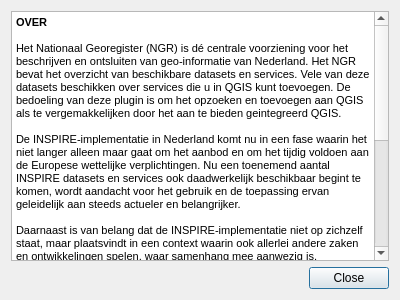
Before: the Qt Designer form ui_inspireNL_dialog.ui in warrieka/inspireNL, drawn with Qt 5.
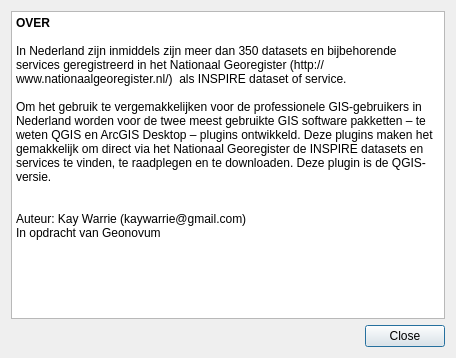
After: the same form once the commit is applied. Icons and pictures are not drawn.

The edit to the form file:
```diff
--- a/ui_inspireNL_dialog.ui
+++ b/ui_inspireNL_dialog.ui
@@ -6,8 +6,8 @@
    <rect>
     <x>0</x>
     <y>0</y>
-    <width>400</width>
-    <height>300</height>
+    <width>456</width>
+    <height>358</height>
    </rect>
   </property>
   <property name="windowTitle">
@@ -24,20 +24,16 @@
       <string>&lt;!DOCTYPE HTML PUBLIC &quot;-//W3C//DTD HTML 4.0//EN&quot; &quot;http://www.w3.org/TR/REC-html40/strict.dtd&quot;&gt;
 &lt;html&gt;&lt;head&gt;&lt;meta name=&quot;qrichtext&quot; content=&quot;1&quot; /&gt;&lt;style type=&quot;text/css&quot;&gt;
 p, li { white-space: pre-wrap; }
-&lt;/style&gt;&lt;/head&gt;&lt;body style=&quot; font-family:'MS Shell Dlg 2'; font-size:8.25pt; font-weight:400; font-style:normal;&quot;&gt;
-&lt;p style=&quot; margin-top:0px; margin-bottom:0px; margin-left:0px; margin-right:0px; -qt-block-indent:0; text-indent:0px;&quot;&gt;&lt;span style=&quot; font-size:8pt; font-weight:600;&quot;&gt;OVER&lt;/span&gt;&lt;/p&gt;
-&lt;p style=&quot;-qt-paragraph-type:empty; margin-top:0px; margin-bottom:0px; margin-left:0px; margin-right:0px; -qt-block-indent:0; text-indent:0px; font-size:8pt; font-weight:600;&quot;&gt;&lt;br /&gt;&lt;/p&gt;
-&lt;p style=&quot; margin-top:0px; margin-bottom:0px; margin-left:0px; margin-right:0px; -qt-block-indent:0; text-indent:0px;&quot;&gt;&lt;span style=&quot; font-size:8pt;&quot;&gt;Het Nationaal Georegister (NGR) is dé centrale voorziening voor het beschrijven en ontsluiten van geo-informatie van Nederland. Het NGR bevat het overzicht van beschikbare datasets en services. Vele van deze datasets beschikken over services die u in QGIS kunt toevoegen. De bedoeling van deze plugin is om het opzoeken en toevoegen aan QGIS als te vergemakkelijken door het aan te bieden geintegreerd QGIS.&lt;/span&gt;&lt;/p&gt;
-&lt;p style=&quot;-qt-paragraph-type:empty; margin-top:0px; margin-bottom:0px; margin-left:0px; margin-right:0px; -qt-block-indent:0; text-indent:0px; font-size:8pt;&quot;&gt;&lt;br /&gt;&lt;/p&gt;
-&lt;p style=&quot; margin-top:0px; margin-bottom:0px; margin-left:0px; margin-right:0px; -qt-block-indent:0; text-indent:0px;&quot;&gt;&lt;span style=&quot; font-size:8pt;&quot;&gt;De INSPIRE-implementatie in Nederland komt nu in een fase waarin het niet langer alleen maar gaat om het aanbod en om het tijdig voldoen aan de Europese wettelijke verplichtingen. Nu een toenemend aantal INSPIRE datasets en services ook daadwerkelijk beschikbaar begint te komen, wordt aandacht voor het gebruik en de toepassing ervan geleidelijk aan steeds actueler en belangrijker. &lt;/span&gt;&lt;/p&gt;
-&lt;p style=&quot;-qt-paragraph-type:empty; margin-top:0px; margin-bottom:0px; margin-left:0px; margin-right:0px; -qt-block-indent:0; text-indent:0px; font-size:8pt;&quot;&gt;&lt;br /&gt;&lt;/p&gt;
-&lt;p style=&quot; margin-top:0px; margin-bottom:0px; margin-left:0px; margin-right:0px; -qt-block-indent:0; text-indent:0px;&quot;&gt;&lt;span style=&quot; font-size:8pt;&quot;&gt;Daarnaast is van belang dat de INSPIRE-implementatie niet op zichzelf staat, maar plaatsvindt in een context waarin ook allerlei andere zaken en ontwikkelingen spelen, waar samenhang mee aanwezig is, afstemming mee dient plaats te vinden en waar actieve aandacht voor het opsporen en waar mogelijk benutten van synergie aan de orde is. Inmiddels zijn meer dan 350 datasets en bijbehorende services geregistreerd in het nationaal georegister geregistreerd als INSPIRE dataset of service. &lt;/span&gt;&lt;/p&gt;
-&lt;p style=&quot;-qt-paragraph-type:empty; margin-top:0px; margin-bottom:0px; margin-left:0px; margin-right:0px; -qt-block-indent:0; text-indent:0px; font-size:8pt;&quot;&gt;&lt;br /&gt;&lt;/p&gt;
-&lt;p style=&quot; margin-top:0px; margin-bottom:0px; margin-left:0px; margin-right:0px; -qt-block-indent:0; text-indent:0px;&quot;&gt;&lt;span style=&quot; font-size:8pt;&quot;&gt;Om het gebruik te vergemakkelijken voor de professionele GIS-gebruikers in Nederland worden voor twee meest gebruikte GIS software pakketten – te weten QGIS en ArcGIS Desktop – plugins ontwikkeld. Deze plugins maken het makkelijk om direct via het Nationaal Georegister (http://www.nationaalgeoregister.nl/) de INSPIRE datasets en services te vinden, te raadplegen en te downloaden. Deze plugin is de QGIS-versie.&lt;/span&gt;&lt;/p&gt;
-&lt;p style=&quot;-qt-paragraph-type:empty; margin-top:0px; margin-bottom:0px; margin-left:0px; margin-right:0px; -qt-block-indent:0; text-indent:0px; font-size:8pt;&quot;&gt;&lt;br /&gt;&lt;/p&gt;
-&lt;p style=&quot;-qt-paragraph-type:empty; margin-top:0px; margin-bottom:0px; margin-left:0px; margin-right:0px; -qt-block-indent:0; text-indent:0px; font-size:8pt;&quot;&gt;&lt;br /&gt;&lt;/p&gt;
-&lt;p style=&quot; margin-top:0px; margin-bottom:0px; margin-left:0px; margin-right:0px; -qt-block-indent:0; text-indent:0px;&quot;&gt;&lt;span style=&quot; font-size:8pt;&quot;&gt;Auteur: Kay Warrie (kaywarrie@gmail.com) &lt;/span&gt;&lt;/p&gt;
-&lt;p style=&quot; margin-top:0px; margin-bottom:0px; margin-left:0px; margin-right:0px; -qt-block-indent:0; text-indent:0px;&quot;&gt;&lt;span style=&quot; font-size:8pt;&quot;&gt;In opdracht van Geonovum&lt;/span&gt;&lt;/p&gt;&lt;/body&gt;&lt;/html&gt;</string>
+&lt;/style&gt;&lt;/head&gt;&lt;body style=&quot; font-family:'Ubuntu'; font-size:9pt; font-weight:400; font-style:normal;&quot;&gt;
+&lt;p style=&quot; margin-top:0px; margin-bottom:0px; margin-left:0px; margin-right:0px; -qt-block-indent:0; text-indent:0px;&quot;&gt;&lt;span style=&quot; font-weight:600;&quot;&gt;OVER&lt;/span&gt;&lt;/p&gt;
+&lt;p style=&quot;-qt-paragraph-type:empty; margin-top:0px; margin-bottom:0px; margin-left:0px; margin-right:0px; -qt-block-indent:0; text-indent:0px;&quot;&gt;&lt;br /&gt;&lt;/p&gt;
+&lt;p style=&quot; margin-top:0px; margin-bottom:0px; margin-left:0px; margin-right:0px; -qt-block-indent:0; text-indent:0px;&quot;&gt;In Nederland zijn inmiddels zijn meer dan 350 datasets en bijbehorende services geregistreerd in het Nationaal Georegister (http://www.nationaalgeoregister.nl/)  als INSPIRE dataset of service. &lt;/p&gt;
+&lt;p style=&quot;-qt-paragraph-type:empty; margin-top:0px; margin-bottom:0px; margin-left:0px; margin-right:0px; -qt-block-indent:0; text-indent:0px;&quot;&gt;&lt;br /&gt;&lt;/p&gt;
+&lt;p style=&quot; margin-top:0px; margin-bottom:0px; margin-left:0px; margin-right:0px; -qt-block-indent:0; text-indent:0px;&quot;&gt;Om het gebruik te vergemakkelijken voor de professionele GIS-gebruikers in Nederland worden voor de twee meest gebruikte GIS software pakketten – te weten QGIS en ArcGIS Desktop – plugins ontwikkeld. Deze plugins maken het gemakkelijk om direct via het Nationaal Georegister de INSPIRE datasets en services te vinden, te raadplegen en te downloaden. Deze plugin is de QGIS-versie.&lt;/p&gt;
+&lt;p style=&quot;-qt-paragraph-type:empty; margin-top:0px; margin-bottom:0px; margin-left:0px; margin-right:0px; -qt-block-indent:0; text-indent:0px;&quot;&gt;&lt;br /&gt;&lt;/p&gt;
+&lt;p style=&quot;-qt-paragraph-type:empty; margin-top:0px; margin-bottom:0px; margin-left:0px; margin-right:0px; -qt-block-indent:0; text-indent:0px;&quot;&gt;&lt;br /&gt;&lt;/p&gt;
+&lt;p style=&quot; margin-top:0px; margin-bottom:0px; margin-left:0px; margin-right:0px; -qt-block-indent:0; text-indent:0px;&quot;&gt;Auteur: Kay Warrie (kaywarrie@gmail.com) &lt;/p&gt;
+&lt;p style=&quot; margin-top:0px; margin-bottom:0px; margin-left:0px; margin-right:0px; -qt-block-indent:0; text-indent:0px;&quot;&gt;In opdracht van Geonovum&lt;/p&gt;&lt;/body&gt;&lt;/html&gt;</string>
      </property>
     </widget>
    </item>
```
Left out of the diff: 2 changed lines with no effect on the pictures.
